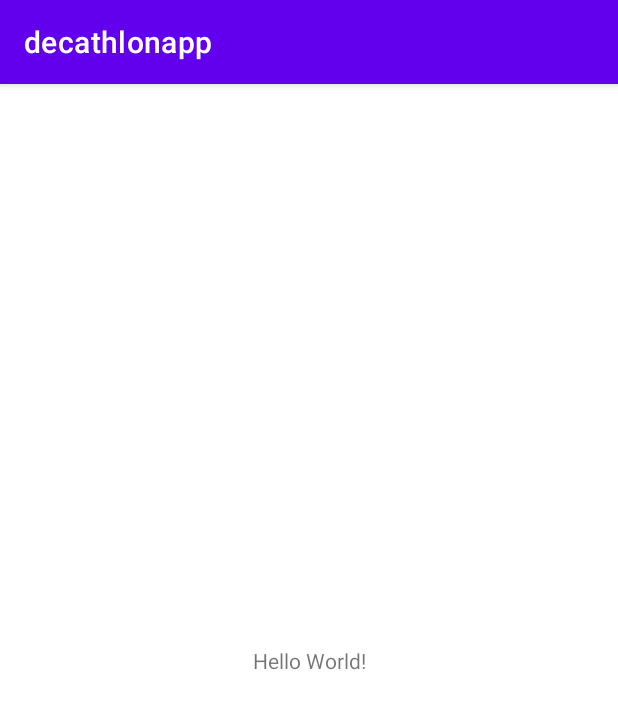
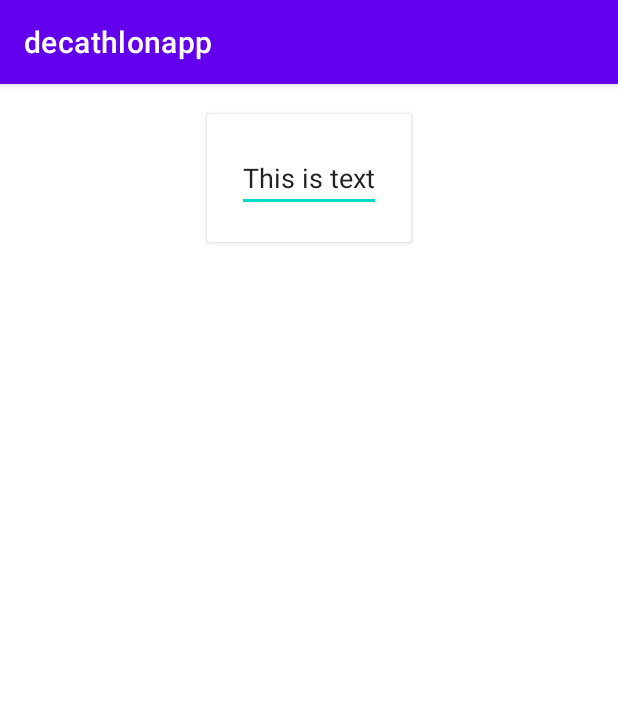
Before and after one commit to Anush01/SportsShoppingApp, an Android app: the screen it shows after launch (MainActivity), on a phone screen of 412 x 824 dp. Shown: the top 709 px of the screen. Run offline under Robolectric (Android 15) with nearby library versions, the phone set to English and light mode, and no system bars.

Commit message:
initial commit

```diff
--- a/app/build.gradle
+++ b/app/build.gradle
@@ -32,6 +32,7 @@ dependencies {
     implementation 'androidx.appcompat:appcompat:1.3.0'
     implementation 'com.google.android.material:material:1.4.0'
     implementation 'androidx.constraintlayout:constraintlayout:2.0.4'
+    implementation 'com.github.smarteist:autoimageslider:1.4.0-appcompat'
     testImplementation 'junit:junit:4.+'
     androidTestImplementation 'androidx.test.ext:junit:1.1.3'
     androidTestImplementation 'androidx.test.espresso:espresso-core:3.4.0'
--- a/app/src/main/res/layout/activity_main.xml
+++ b/app/src/main/res/layout/activity_main.xml
@@ -6,13 +6,25 @@
     android:layout_height="match_parent"
     tools:context=".MainActivity">
 
-    <TextView
+    <androidx.cardview.widget.CardView
         android:layout_width="wrap_content"
         android:layout_height="wrap_content"
-        android:text="Hello World!"
-        app:layout_constraintBottom_toBottomOf="parent"
+        android:id="@+id/cv"
+        app:layout_constraintTop_toTopOf="parent"
         app:layout_constraintLeft_toLeftOf="parent"
         app:layout_constraintRight_toRightOf="parent"
-        app:layout_constraintTop_toTopOf="parent" />
+        android:layout_margin="20dp"
+        >
+
+        <EditText
+            android:layout_width="wrap_content"
+            android:layout_height="wrap_content"
+            android:text="This is text"
+            android:layout_margin="20dp"
+            />
+
+
+
+    </androidx.cardview.widget.CardView>
 
 </androidx.constraintlayout.widget.ConstraintLayout>
```
